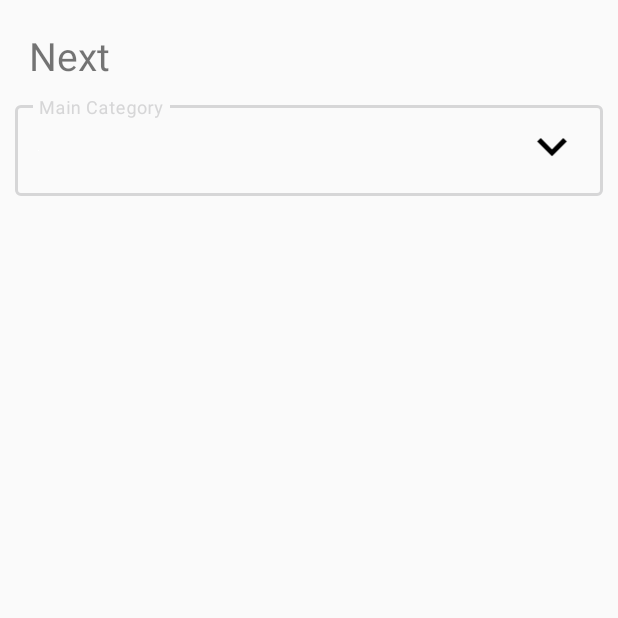
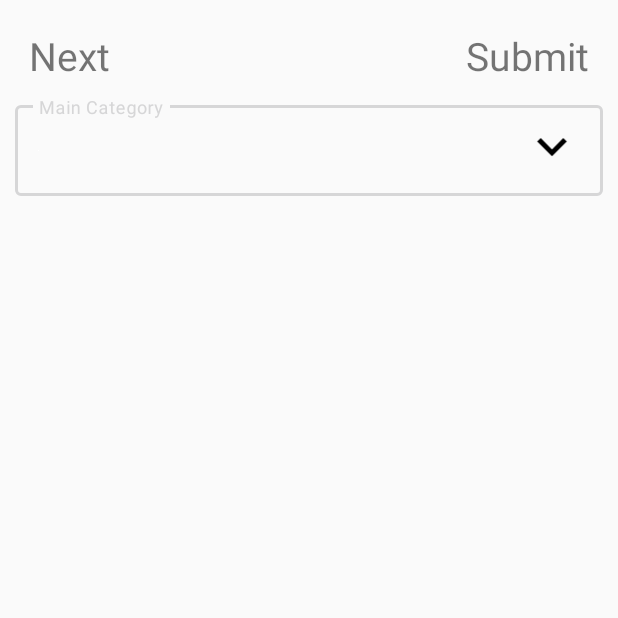
Before and after one commit to mernamedhat/MobileTask, an Android app: the screen it shows after launch (CategoryActivity), on a phone screen of 412 x 824 dp, the top half of it. Run offline under Robolectric (Android 15) with nearby library versions, the phone set to English and light mode, and no system bars; our stand-ins replace sdp/ssp sizes; network calls fail.

Commit message:
Last Update

```diff
--- a/app/src/main/java/com/example/mobiletask/api/CategoryAPI.kt
+++ b/app/src/main/java/com/example/mobiletask/api/CategoryAPI.kt
@@ -3,13 +3,25 @@ package com.example.mobiletask.api
 
 import com.example.mobiletask.Response
 import retrofit2.http.GET
+import retrofit2.http.Path
 import retrofit2.http.Query
 
 interface CategoryAPI {
     @GET("get_all_cats")
     suspend fun  getCategorys(): Response
     @GET("properties")
-    suspend fun  getProcessType(
-        @Query("cat") cat: Int,
-    ): ProcessTypeModel
+    suspend fun  getProcessType(@Query("cat") cat: Int, ): ProcessTypeModel
+    @GET("get-options-child/{id}")
+    suspend fun  getoptionschild(@Path("id")id:Int): ProcessTypeModel
+
+
+
+
+
+
+
+
+
+
+
 }
--- a/app/src/main/java/com/example/mobiletask/ui/CategoryRepository.kt
+++ b/app/src/main/java/com/example/mobiletask/ui/CategoryRepository.kt
@@ -8,4 +8,5 @@ class CategoryRepository {
 
     suspend fun getCategorys() = ServiceBuilder.buildService().getCategorys()
     suspend fun getProcessType(cat:Int) = ServiceBuilder.buildService().getProcessType(cat)
+    suspend fun getoptionschild(option:Int) = ServiceBuilder.buildService().getoptionschild(option)
 }
--- a/app/src/main/java/com/example/mobiletask/ui/CategoryViewModel.kt
+++ b/app/src/main/java/com/example/mobiletask/ui/CategoryViewModel.kt
@@ -11,5 +11,8 @@ class CategoryViewModel : ViewModel() {
     fun getProcessType(cat:Int) = liveData {
         emit(CategoryRepository().getProcessType(cat))
     }
+    fun getoptionschild(option:Int) = liveData {
+        emit(CategoryRepository().getoptionschild(option))
+    }
 
 }
--- a/app/src/main/java/com/example/mobiletask/ui/category/MainCategoryAdapter.kt
+++ b/app/src/main/java/com/example/mobiletask/ui/category/MainCategoryAdapter.kt
@@ -22,6 +22,7 @@ class MainCategoryAdapter(private val callbackInterface: CallbackInterface): Rec
         fun setData(item : Categories){
             binding.apply {
                 textView.text = item.slug
+
                 itemView.setOnClickListener {
                     if(item.children.size!=0) {
                         callbackInterface.passResultCallback(item.slug.toString(), "1",position)
--- a/app/src/main/res/layout/activity_category.xml
+++ b/app/src/main/res/layout/activity_category.xml
@@ -24,6 +24,15 @@
            android:id="@+id/next"
            android:textSize="@dimen/_20sdp"
            />
+            <TextView
+                android:layout_width="wrap_content"
+                android:layout_height="wrap_content"
+                android:text="Submit"
+                android:layout_alignParentEnd="true"
+                android:id="@+id/Submit"
+                android:textSize="@dimen/_20sdp"
+                />
+
 
 
         </RelativeLayout>
@@ -85,7 +94,7 @@
                 app:layout_constraintBottom_toBottomOf="parent">
 
                 <com.google.android.material.textfield.TextInputEditText
-                    android:id="@+id/input_phone2"
+                    android:id="@+id/MainCategory"
                     android:layout_width="match_parent"
                     android:layout_height="match_parent"
                     android:layout_gravity="start"
@@ -118,7 +127,6 @@
             android:orientation="horizontal"
             android:padding="10dp">
             <com.google.android.material.textfield.TextInputLayout
-                android:id="@+id/input_layout_phone3"
                 style="@style/Widget.MaterialComponents.TextInputLayout.OutlinedBox"
                 android:layout_width="match_parent"
                 android:layout_height="match_parent"
```
Also changed, not shown: app/src/main/AndroidManifest.xml (+8 -3 lines), app/src/main/java/com/example/mobiletask/CategoryActivity.kt (+34 -30 lines), app/src/main/java/com/example/mobiletask/SubmitModel.kt (added, +9 -0 lines), app/src/main/java/com/example/mobiletask/ui/submit/SubmitActivity.kt (added, +33 -0 lines), app/src/main/java/com/example/mobiletask/ui/submit/SubmitAdapter.kt (added, +48 -0 lines), app/src/main/res/layout/activity_submit.xml (added, +14 -0 lines).
